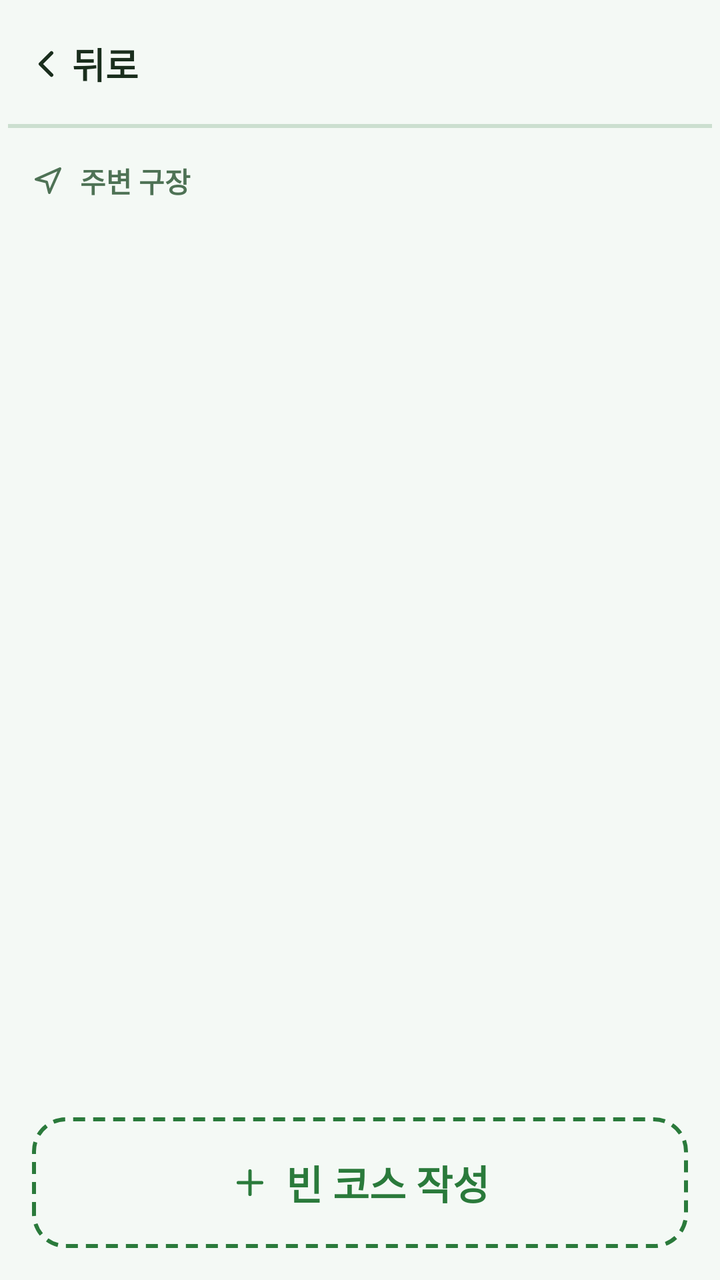
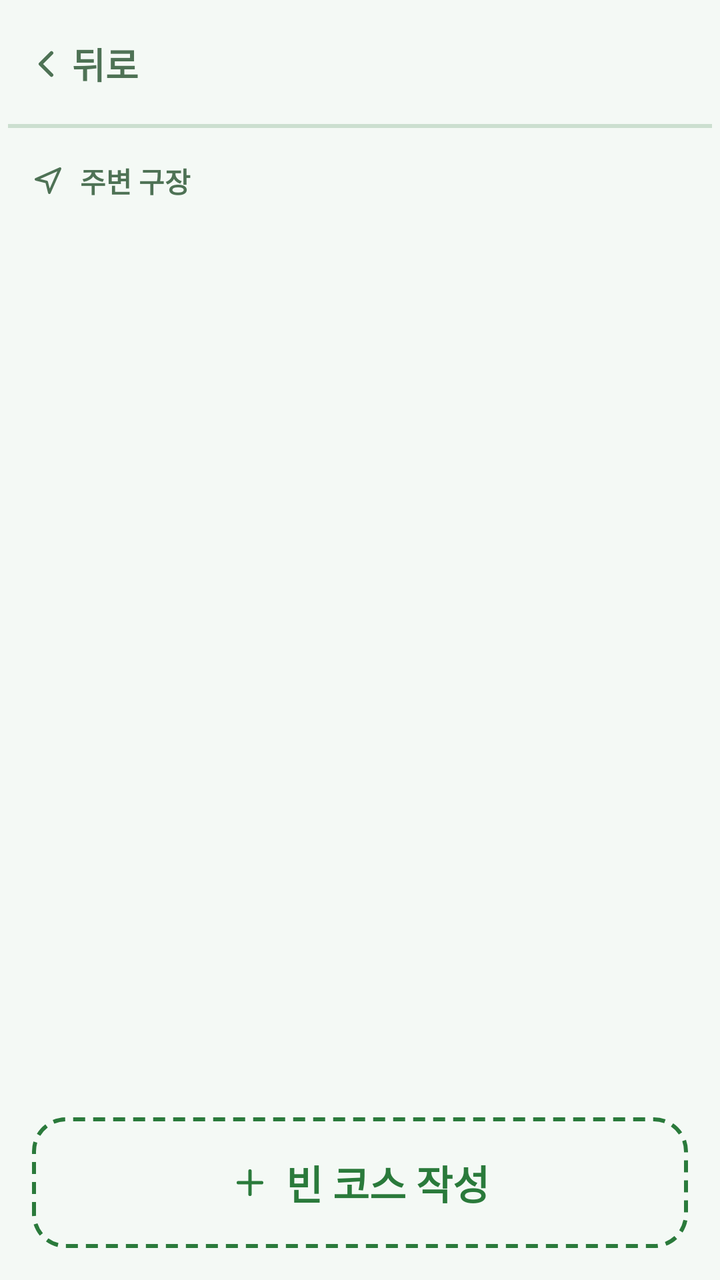

Before-and-after screenshots of an Android layout around one commit, followed by the original layout XML and the change that was made.
<!-- AndroidManifest.xml: application theme Theme.ParkGolf -->
<!-- res/layout/fragment_create_course.xml -->
<?xml version="1.0" encoding="utf-8"?>
<LinearLayout xmlns:android="http://schemas.android.com/apk/res/android"
    xmlns:app="http://schemas.android.com/apk/res-auto"
    android:layout_width="match_parent" android:layout_height="match_parent"
    android:orientation="vertical" android:background="?attr/parkBackground">

    <include android:id="@+id/topBar" layout="@layout/view_top_bar" />

    <ScrollView
        android:layout_width="match_parent" android:layout_height="0dp" android:layout_weight="1"
        android:fillViewport="true" android:padding="@dimen/screen_padding">
        <LinearLayout android:layout_width="match_parent" android:layout_height="wrap_content"
            android:orientation="vertical">

            <LinearLayout android:layout_width="wrap_content" android:layout_height="wrap_content"
                android:orientation="horizontal" android:gravity="center_vertical"
                android:layout_marginBottom="10dp">
                <ImageView android:layout_width="16dp" android:layout_height="16dp"
                    android:src="@drawable/ic_navigation" app:tint="?attr/parkMutedForeground"
                    android:importantForAccessibility="no" />
                <TextView android:layout_width="wrap_content" android:layout_height="wrap_content"
                    android:layout_marginStart="8dp" android:text="@string/nearby_label"
                    android:textStyle="bold" android:textColor="?attr/parkMutedForeground" />
            </LinearLayout>

            <TextView android:id="@+id/tvNearbyStatus"
                android:layout_width="match_parent" android:layout_height="wrap_content"
                android:background="@drawable/bg_card" android:gravity="center" android:padding="20dp"
                android:textColor="?attr/parkMutedForeground" android:visibility="gone" />
            <LinearLayout android:id="@+id/nearbyActions"
                android:layout_width="match_parent" android:layout_height="wrap_content"
                android:orientation="horizontal" android:gravity="center" android:visibility="gone"
                android:layout_marginTop="8dp">
                <Button android:id="@+id/btnNearbyRetry"
                    android:layout_width="wrap_content" android:layout_height="wrap_content"
                    android:text="@string/nearby_retry" android:minHeight="@dimen/touch_min" />
                <Button android:id="@+id/btnNearbySettings"
                    android:layout_width="wrap_content" android:layout_height="wrap_content"
                    android:text="@string/nearby_open_settings" android:layout_marginStart="8dp"
                    android:minHeight="@dimen/touch_min" android:visibility="gone" />
            </LinearLayout>
            <LinearLayout android:id="@+id/nearbyContainer"
                android:layout_width="match_parent" android:layout_height="wrap_content"
                android:orientation="vertical" />
        </LinearLayout>
    </ScrollView>

    <LinearLayout android:layout_width="match_parent" android:layout_height="wrap_content"
        android:orientation="vertical" android:background="?attr/parkBackground"
        android:padding="@dimen/screen_padding">
        <LinearLayout android:id="@+id/btnEmptyCourse"
            android:layout_width="match_parent" android:layout_height="wrap_content"
            android:minHeight="@dimen/touch_min" android:orientation="horizontal"
            android:gravity="center" android:background="@drawable/bg_dashed"
            android:paddingVertical="18dp" android:foreground="?attr/selectableItemBackground">
            <ImageView android:layout_width="20dp" android:layout_height="20dp"
                android:src="@drawable/ic_plus" app:tint="?attr/parkPrimary"
                android:importantForAccessibility="no" />
            <TextView android:layout_width="wrap_content" android:layout_height="wrap_content"
                android:layout_marginStart="8dp" android:text="@string/create_course_empty"
                android:textSize="@dimen/button_text" android:textStyle="bold"
                android:textColor="?attr/parkPrimary" />
        </LinearLayout>
    </LinearLayout>
</LinearLayout>
<!-- res/layout/view_top_bar.xml (included above) -->
<?xml version="1.0" encoding="utf-8"?>
<androidx.constraintlayout.widget.ConstraintLayout
    xmlns:android="http://schemas.android.com/apk/res/android"
    xmlns:app="http://schemas.android.com/apk/res-auto"
    android:layout_width="match_parent"
    android:layout_height="wrap_content"
    android:background="?attr/parkBackground"
    android:minHeight="64dp"
    android:paddingHorizontal="4dp">

    <LinearLayout
        android:id="@+id/btnBack"
        android:layout_width="wrap_content"
        android:layout_height="@dimen/touch_min"
        android:orientation="horizontal"
        android:gravity="center_vertical"
        android:paddingHorizontal="8dp"
        android:background="?attr/selectableItemBackground"
        android:clickable="true"
        android:focusable="true"
        android:contentDescription="@string/back"
        app:layout_constraintStart_toStartOf="parent"
        app:layout_constraintTop_toTopOf="parent"
        app:layout_constraintBottom_toBottomOf="parent">
        <ImageView
            android:layout_width="22dp" android:layout_height="22dp"
            android:src="@drawable/ic_chevron_left"
            android:importantForAccessibility="no" />
        <TextView
            android:layout_width="wrap_content" android:layout_height="wrap_content"
            android:layout_marginStart="2dp"
            android:text="@string/back"
            android:textColor="?attr/parkForeground"
            android:textSize="@dimen/body_text"
            android:textStyle="bold" />
    </LinearLayout>

    <TextView
        android:id="@+id/tvBarTitle"
        android:layout_width="0dp"
        android:layout_height="wrap_content"
        android:gravity="center"
        android:textSize="@dimen/body_text"
        android:textStyle="bold"
        android:textColor="?attr/parkForeground"
        android:maxLines="1"
        android:ellipsize="end"
        app:layout_constraintStart_toEndOf="@id/btnBack"
        app:layout_constraintEnd_toStartOf="@id/barSpacer"
        app:layout_constraintTop_toTopOf="parent"
        app:layout_constraintBottom_toBottomOf="parent" />

    <Space
        android:id="@+id/barSpacer"
        android:layout_width="72dp"
        android:layout_height="1dp"
        app:layout_constraintEnd_toEndOf="parent"
        app:layout_constraintTop_toTopOf="parent" />

    <View android:layout_width="0dp" android:layout_height="@dimen/border_width"
        android:background="?attr/parkBorder"
        app:layout_constraintStart_toStartOf="parent"
        app:layout_constraintEnd_toEndOf="parent"
        app:layout_constraintBottom_toBottomOf="parent" />
</androidx.constraintlayout.widget.ConstraintLayout>
<!-- resources referenced by this layout -->
<resources>
  <dimen name="body_text">18sp</dimen>
  <dimen name="border_width">2dp</dimen>
  <dimen name="button_text">20sp</dimen>
  <dimen name="screen_padding">16dp</dimen>
  <dimen name="touch_min">56dp</dimen>
  <!-- drawable bg_card (drawable) -->
  <?xml version="1.0" encoding="utf-8"?>
  <shape xmlns:android="http://schemas.android.com/apk/res/android" android:shape="rectangle">
      <solid android:color="@color/card" />
      <corners android:radius="@dimen/radius_card" />
      <stroke android:width="@dimen/border_width" android:color="?attr/parkBorder" />
  </shape>
  <!-- drawable bg_dashed (drawable) -->
  <?xml version="1.0" encoding="utf-8"?>
  <shape xmlns:android="http://schemas.android.com/apk/res/android" android:shape="rectangle">
      <solid android:color="@android:color/transparent" />
      <corners android:radius="@dimen/radius_card" />
      <stroke android:width="@dimen/border_width" android:color="?attr/parkPrimary"
          android:dashWidth="6dp" android:dashGap="4dp" />
  </shape>
  <!-- drawable ic_chevron_left (drawable) -->
  <vector xmlns:android="http://schemas.android.com/apk/res/android" android:width="24dp" android:height="24dp" android:viewportWidth="24" android:viewportHeight="24">
      <path android:strokeColor="?attr/parkForeground" android:strokeWidth="2" android:strokeLineCap="round" android:strokeLineJoin="round" android:pathData="M15,18 L9,12 L15,6" />
  </vector>
  <!-- drawable ic_navigation (drawable) -->
  <vector xmlns:android="http://schemas.android.com/apk/res/android" android:width="24dp" android:height="24dp" android:viewportWidth="24" android:viewportHeight="24">
      <path android:strokeColor="?attr/parkMutedForeground" android:strokeWidth="2" android:strokeLineCap="round" android:strokeLineJoin="round" android:pathData="M3,11 L21,3 L13,21 L11,13 Z" />
  </vector>
  <!-- drawable ic_plus (drawable) -->
  <vector xmlns:android="http://schemas.android.com/apk/res/android" android:width="24dp" android:height="24dp" android:viewportWidth="24" android:viewportHeight="24">
      <path android:strokeColor="?attr/parkForeground" android:strokeWidth="2" android:strokeLineCap="round" android:pathData="M12,5 L12,19 M5,12 L19,12" />
  </vector>
  <string name="back">뒤로</string>
  <string name="create_course_empty">빈 코스 작성</string>
  <string name="nearby_label">주변 구장</string>
  <string name="nearby_open_settings">설정 열기</string>
  <string name="nearby_retry">다시 시도</string>
  <style name="Theme.ParkGolf" parent="Theme.ParkGolf.Green" />
  <color name="card">#FFFFFF</color>
  <dimen name="radius_card">16dp</dimen>
  <style name="Theme.ParkGolf.Green" parent="Theme.ParkGolf.Base">
          <item name="colorPrimary">#2A7A3B</item>
          <item name="android:windowBackground">#F4F9F5</item>
          <item name="parkBackground">#F4F9F5</item>
          <item name="parkForeground">#1A2E1D</item>
          <item name="parkPrimary">#2A7A3B</item>
          <item name="parkPrimary10">#1A2A7A3B</item>
          <item name="parkSecondary">#E6F2E8</item>
          <item name="parkMuted">#EAF3EC</item>
          <item name="parkMutedForeground">#4E7255</item>
          <item name="parkAccent">#D2EBDA</item>
          <item name="parkAccentForeground">#1A3D21</item>
          <item name="parkBorder">#332A7A3B</item>
          <item name="parkInputBg">#EAF3EC</item>
      </style>
  <style name="Theme.ParkGolf.Base" parent="Theme.Material3.DayNight.NoActionBar">
          <item name="colorOnPrimary">@color/on_primary</item>
          <item name="android:textColorPrimary">?attr/parkForeground</item>
      </style>
  <color name="on_primary">#FFFFFF</color>
</resources>

<!-- the commit's change to res/layout/fragment_create_course.xml (unified diff, before → after) -->
@@ -8,7 +8,9 @@
 
     <ScrollView
         android:layout_width="match_parent" android:layout_height="0dp" android:layout_weight="1"
-        android:fillViewport="true" android:padding="@dimen/screen_padding">
+        android:fillViewport="true" android:padding="@dimen/screen_padding"
+        android:requiresFadingEdge="vertical"
+        android:fadingEdgeLength="@dimen/scroll_fade">
         <LinearLayout android:layout_width="match_parent" android:layout_height="wrap_content"
             android:orientation="vertical">
 
@@ -91,12 +93,13 @@
         <ImageView
             android:layout_width="22dp" android:layout_height="22dp"
             android:src="@drawable/ic_chevron_left"
-            android:importantForAccessibility="no" />
+            android:importantForAccessibility="no"
+            app:tint="?attr/parkMutedForeground" />
         <TextView
             android:layout_width="wrap_content" android:layout_height="wrap_content"
             android:layout_marginStart="2dp"
             android:text="@string/back"
-            android:textColor="?attr/parkForeground"
+            android:textColor="?attr/parkMutedForeground"
             android:textSize="@dimen/body_text"
             android:textStyle="bold" />
     </LinearLayout>
<!-- resource entries referenced after the edit -->
@@ -4,6 +4,7 @@
   <dimen name="border_width">2dp</dimen>
   <dimen name="button_text">20sp</dimen>
   <dimen name="screen_padding">16dp</dimen>
+  <dimen name="scroll_fade">24dp</dimen>
   <dimen name="touch_min">56dp</dimen>
   <!-- drawable bg_card (drawable) -->
   <?xml version="1.0" encoding="utf-8"?>
